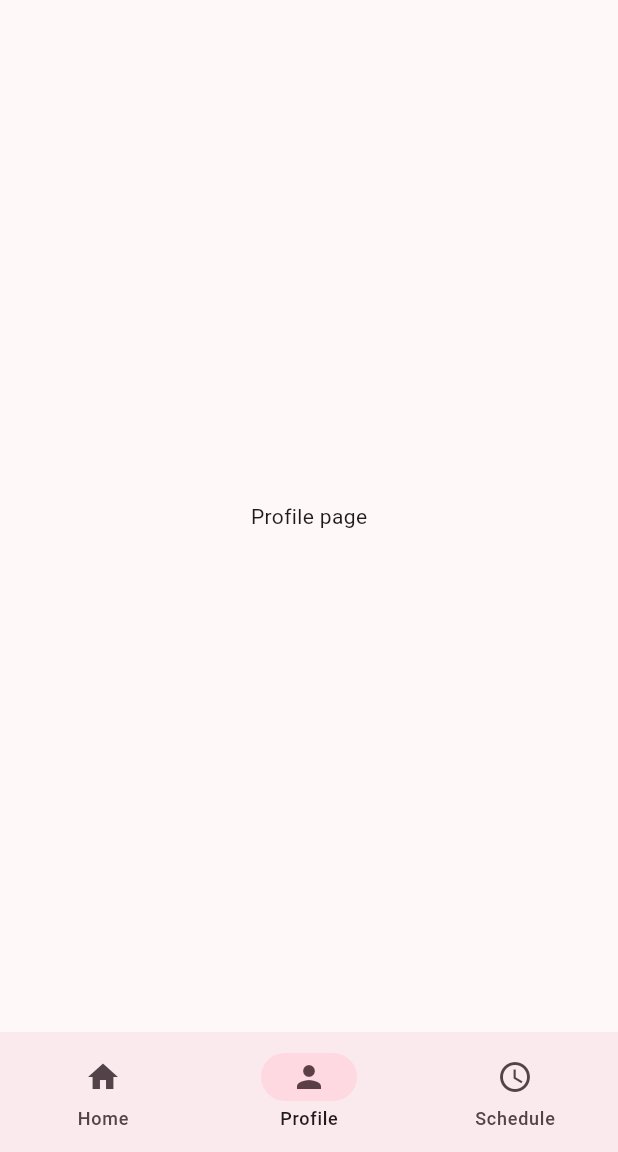
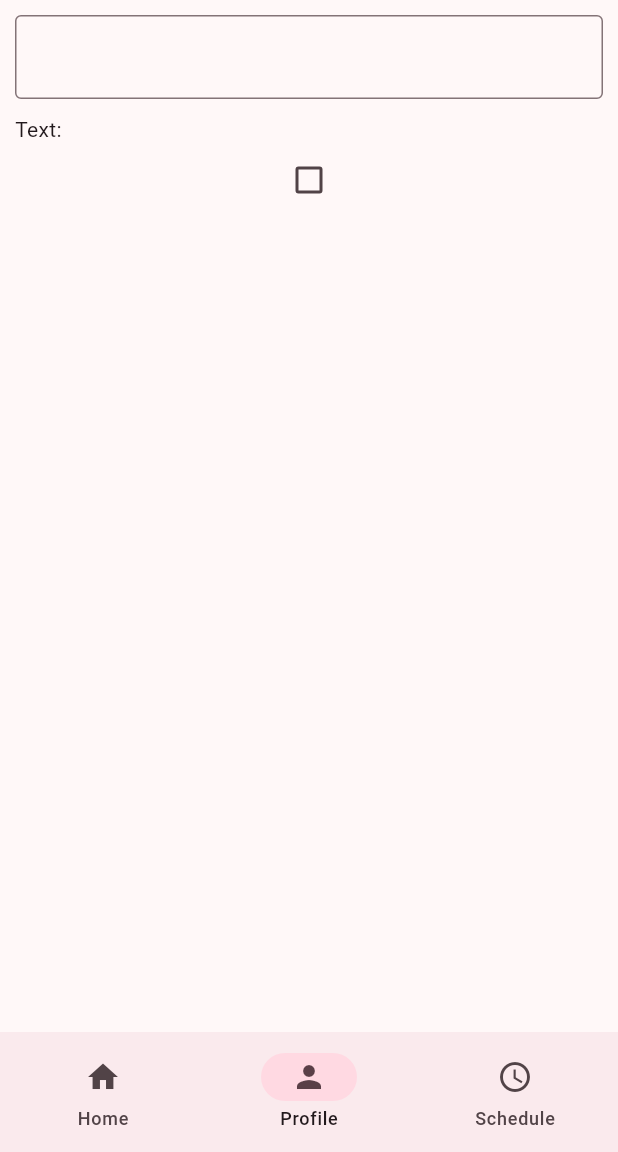
Before and after one commit to Emekaony/Demo-flutter-App, a Flutter app: the screen it shows after launch, item 2 of the bottom bar chosen, on a phone screen of 412 x 824 dp, the part 84-1236 px from its top. Run offline on Flutter 3.47's test engine with Material 3 defaults, Android fonts, the phone set to English and light mode, and no system bars.

Commit message:
Almost done with this boring course

```diff
--- a/lib/views/pages/profile.dart
+++ b/lib/views/pages/profile.dart
@@ -1,10 +1,48 @@
 import 'package:flutter/material.dart';
 
-class ProfilePage extends StatelessWidget {
+class ProfilePage extends StatefulWidget {
   const ProfilePage({super.key});
 
   @override
+  State<ProfilePage> createState() => _ProfilePageState();
+}
+
+class _ProfilePageState extends State<ProfilePage> {
+  final TextEditingController controller = TextEditingController();
+  bool? tt = false;
+
+  @override
   Widget build(BuildContext context) {
-    return Center(child: Text("Profile page"));
+    return Container(
+      padding: EdgeInsets.all(10.0),
+      child: Column(
+        children: [
+          TextField(
+            controller: controller,
+            decoration: InputDecoration(border: OutlineInputBorder()),
+            onEditingComplete: () {
+              setState(() {});
+            },
+          ),
+          Padding(
+            padding: EdgeInsets.only(top: 10),
+            child: Align(
+              alignment: Alignment.centerLeft,
+              child: Text("Text: ${controller.text}"),
+            ),
+          ),
+          Checkbox.adaptive(
+            value: tt,
+            onChanged: (bool? value) {
+              setState(() {
+                if (tt != null) {
+                  tt = !tt!;
+                }
+              });
+            },
+          ),
+        ],
+      ),
+    );
   }
 }
```
Also changed, not shown: pubspec.lock, 1 other file.
